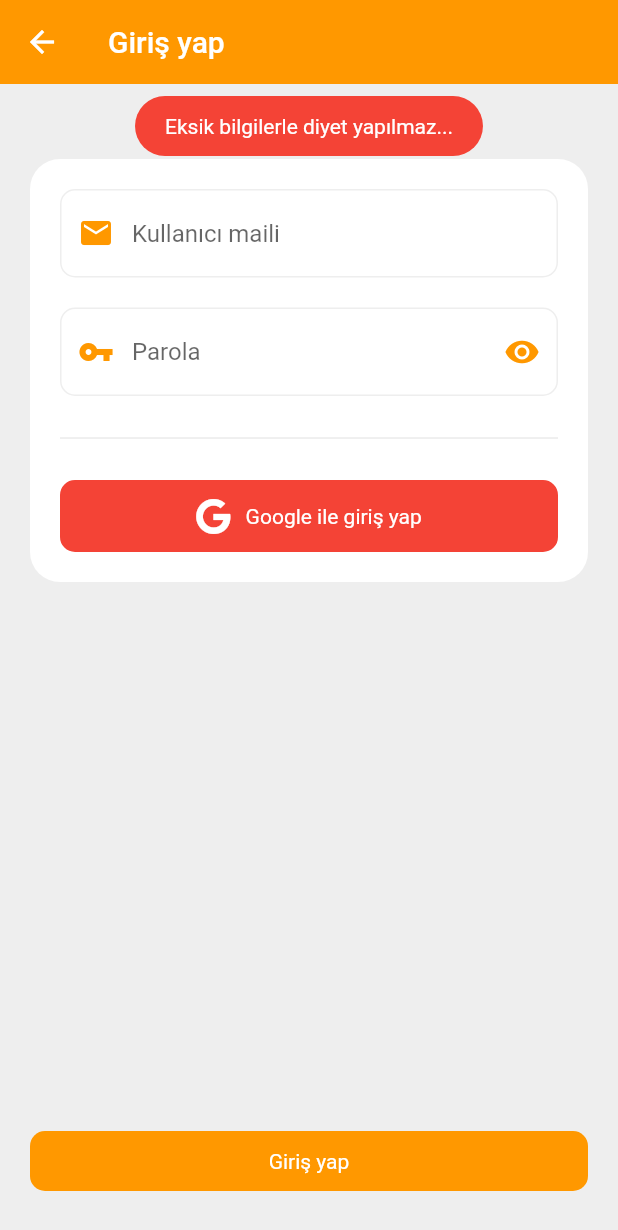
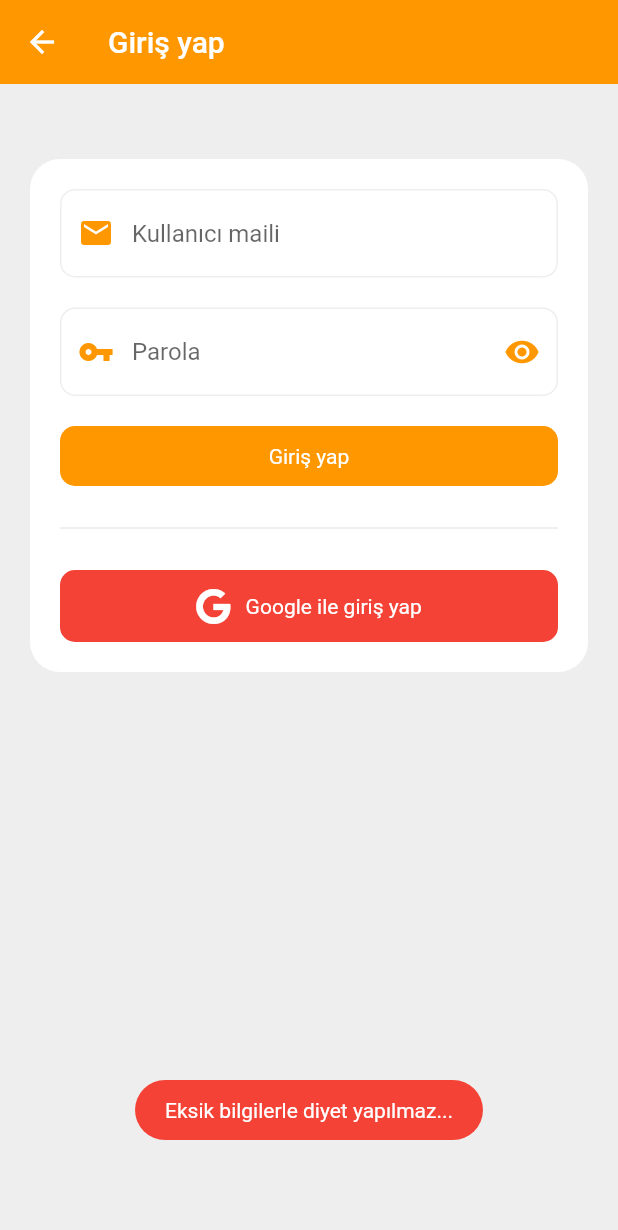
Before and after one commit to KadriyeMacit/Flutter-Fest-Firebase, a Flutter app: the LoginPage screen opened directly, after a tap on "Giriş yap", on a phone screen of 412 x 824 dp. Shown: the top 1230 px of the screen. Run offline on Flutter 3.47's test engine with Material 2 defaults, Android fonts, the phone set to English and light mode, and no system bars; our stand-ins replace cloud_firestore, firebase_auth, firebase_core, firebase_storage, fluttertoast, font_awesome_flutter and 2 more; accounts and stored records are empty.

Commit message:
Update login page

```diff
--- a/lib/views/login/login_page.dart
+++ b/lib/views/login/login_page.dart
@@ -2,6 +2,7 @@ import 'package:firebase_notes/constants/custom_app_bar.dart';
 import 'package:firebase_notes/constants/custom_loading.dart';
 import 'package:firebase_notes/services/auth_service.dart';
 import 'package:firebase_notes/src/colors.dart';
+import 'package:firebase_notes/src/images.dart';
 import 'package:firebase_notes/src/strings.dart';
 import 'package:firebase_notes/views/home/home_page.dart';
 import 'package:flutter/material.dart';
@@ -37,14 +38,7 @@ class _LoginPageState extends State<LoginPage> {
       children: [
         Padding(
           padding: const EdgeInsets.fromLTRB(20, 50, 20, 30),
-          child: Column(
-            crossAxisAlignment: CrossAxisAlignment.stretch,
-            mainAxisAlignment: MainAxisAlignment.spaceBetween,
-            children: [
-              _bodyContainer(),
-              _loginButton(context),
-            ],
-          ),
+          child: _bodyContainer(),
         ),
         if (_isLoading) const CustomLoading()
       ],
@@ -69,6 +63,10 @@ class _LoginPageState extends State<LoginPage> {
                   height: 20,
                 ),
                 _passwordTextField(),
+                const SizedBox(
+                  height: 20,
+                ),
+                _loginButton(context),
                 const SizedBox(
                   height: 20,
                 ),
@@ -216,7 +214,7 @@ class _LoginPageState extends State<LoginPage> {
         msg: text,
         timeInSecForIosWeb: 2,
         toastLength: Toast.LENGTH_SHORT,
-        gravity: ToastGravity.TOP,
+        gravity: ToastGravity.BOTTOM,
         backgroundColor: DietColors.red,
         textColor: DietColors.white,
         fontSize: 14);
```
